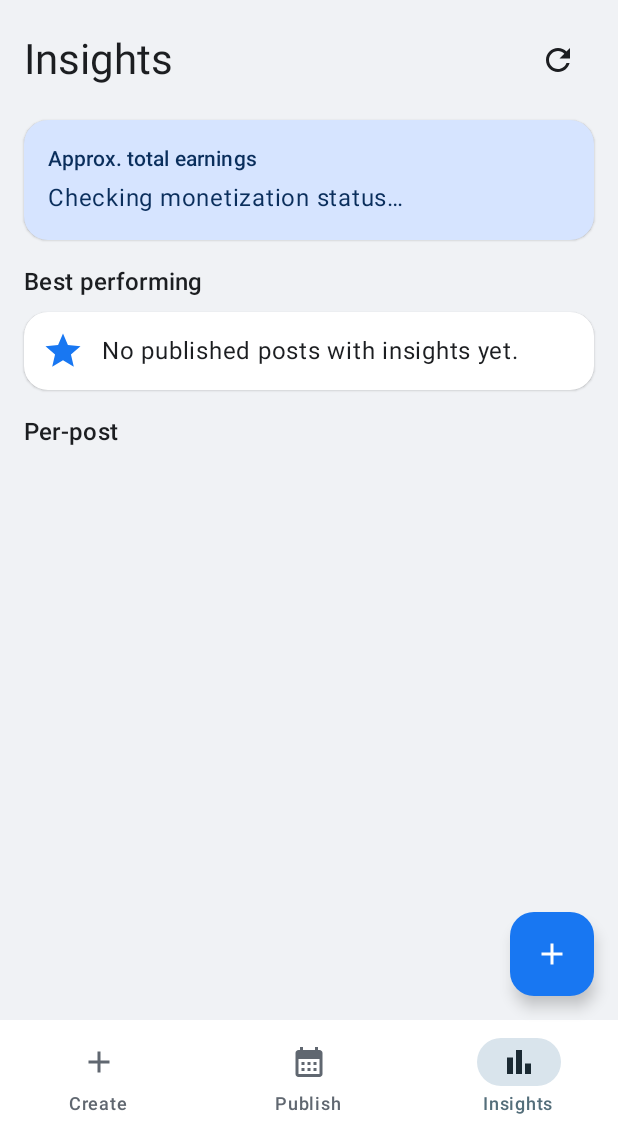
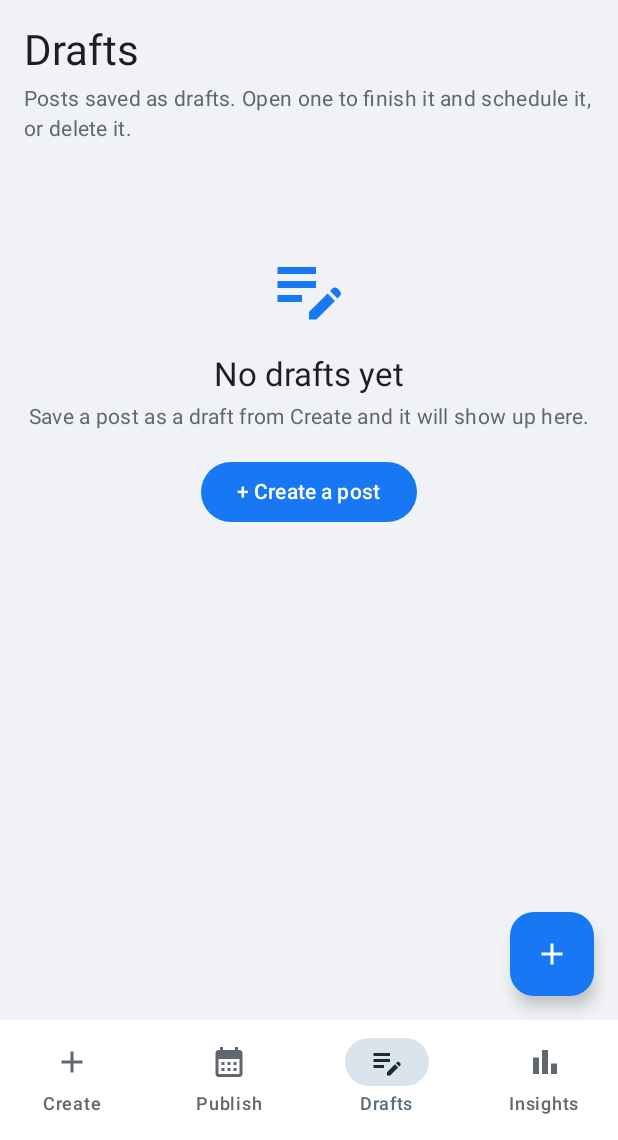
Before and after one commit to KarinaFromAespa/facebook-post-planner, an Android app built with Jetpack Compose: the composable PlannerNav shown on its own in the app's theme, item 3 of the bottom bar chosen, on a phone screen of 412 x 824 dp, the part 96-1236 px from its top. Run offline under Robolectric (Android 15) with nearby library versions, the phone set to English and light mode, and no system bars; our stand-ins replace Room's generated code; 1 statement that could not run was skipped.

Commit message:
Edit scheduled posts, Drafts tab, drafts keep their planned time

```diff
--- a/app/src/main/java/com/facebookpostplanner/MainActivity.kt
+++ b/app/src/main/java/com/facebookpostplanner/MainActivity.kt
@@ -10,6 +10,7 @@ import androidx.compose.material.icons.filled.AccountCircle
 import androidx.compose.material.icons.filled.Add
 import androidx.compose.material.icons.filled.BarChart
 import androidx.compose.material.icons.filled.CalendarMonth
+import androidx.compose.material.icons.filled.EditNote
 import androidx.compose.material3.ExperimentalMaterial3Api
 import androidx.compose.material3.FloatingActionButton
 import androidx.compose.material3.FloatingActionButtonDefaults
@@ -24,13 +25,18 @@ import androidx.compose.material3.TopAppBar
 import androidx.compose.material3.TopAppBarDefaults
 import androidx.compose.runtime.Composable
 import androidx.compose.runtime.getValue
+import androidx.compose.runtime.mutableStateOf
+import androidx.compose.runtime.remember
+import androidx.compose.runtime.setValue
 import androidx.compose.ui.Modifier
 import androidx.navigation.compose.NavHost
 import androidx.navigation.compose.composable
 import androidx.navigation.compose.currentBackStackEntryAsState
 import androidx.navigation.compose.rememberNavController
 import com.facebook.CallbackManager
+import com.facebookpostplanner.data.local.Post
 import com.facebookpostplanner.ui.create.CreateScreen
+import com.facebookpostplanner.ui.drafts.DraftsScreen
 import com.facebookpostplanner.ui.insights.InsightsScreen
 import com.facebookpostplanner.ui.page.PageScreen
 import com.facebookpostplanner.ui.publish.PublishScreen
@@ -64,6 +70,7 @@ class MainActivity : ComponentActivity() {
 private enum class Tab(val route: String, val label: String) {
     CREATE("create", "Create"),
     PUBLISH("publish", "Publish"),
+    DRAFTS("drafts", "Drafts"),
     INSIGHTS("insights", "Insights")
 }
 
@@ -74,6 +81,9 @@ private fun PlannerNav(fbCallbackManager: CallbackManager) {
     val backStack by nav.currentBackStackEntryAsState()
     val currentRoute = backStack?.destination?.route
     val currentTab = Tab.entries.firstOrNull { it.route == currentRoute }
+    // The scheduled post being edited, if any — set from Publish's Edit
+    // action, cleared once the edit is saved or abandoned.
+    var postToEdit by remember { mutableStateOf<Post?>(null) }
 
     Scaffold(
         topBar = {
@@ -100,10 +110,11 @@ private fun PlannerNav(fbCallbackManager: CallbackManager) {
             NavigationBar(
                 containerColor = MaterialTheme.colorScheme.surface
             ) {
-                listOf(Tab.CREATE, Tab.PUBLISH, Tab.INSIGHTS).forEach { tab ->
+                listOf(Tab.CREATE, Tab.PUBLISH, Tab.DRAFTS, Tab.INSIGHTS).forEach { tab ->
                     NavigationBarItem(
                         selected = currentTab == tab,
                         onClick = {
+                            if (tab == Tab.CREATE) postToEdit = null
                             nav.navigate(tab.route) {
                                 popUpTo(nav.graph.startDestinationId) { saveState = true }
                                 launchSingleTop = true
@@ -114,6 +125,7 @@ private fun PlannerNav(fbCallbackManager: CallbackManager) {
                             when (tab) {
                                 Tab.CREATE -> Icon(Icons.Default.Add, null)
                                 Tab.PUBLISH -> Icon(Icons.Default.CalendarMonth, null)
+                                Tab.DRAFTS -> Icon(Icons.Default.EditNote, null)
                                 Tab.INSIGHTS -> Icon(Icons.Default.BarChart, null)
                             }
                         },
@@ -126,6 +138,7 @@ private fun PlannerNav(fbCallbackManager: CallbackManager) {
             if (currentTab != Tab.CREATE && currentRoute != "page") {
                 FloatingActionButton(
                     onClick = {
+                        postToEdit = null
                         nav.navigate(Tab.CREATE.route) {
                             popUpTo(nav.graph.startDestinationId) { saveState = true }
                             launchSingleTop = true
@@ -146,23 +159,44 @@ private fun PlannerNav(fbCallbackManager: CallbackManager) {
             modifier = Modifier.padding(padding)
         ) {
             composable(Tab.PUBLISH.route) {
-                PublishScreen(onCreate = {
-                    nav.navigate(Tab.CREATE.route) { launchSingleTop = true }
-                })
+                PublishScreen(
+                    onCreate = {
+                        postToEdit = null
+                        nav.navigate(Tab.CREATE.route) { launchSingleTop = true }
+                    },
+                    onEdit = { post ->
+                        postToEdit = post
+                        nav.navigate(Tab.CREATE.route) { launchSingleTop = true }
+                    }
+                )
             }
             composable(Tab.CREATE.route) {
                 CreateScreen(
                     onDone = {
+                        postToEdit = null
                         nav.navigate(Tab.PUBLISH.route) {
                             popUpTo(nav.graph.startDestinationId) { saveState = true }
                             launchSingleTop = true
                             restoreState = true
                         }
                     },
-                    onConnectPage = { nav.navigate("page") { launchSingleTop = true } }
+                    onConnectPage = { nav.navigate("page") { launchSingleTop = true } },
+                    editPost = postToEdit
                 )
             }
             composable(Tab.INSIGHTS.route) { InsightsScreen() }
+            composable(Tab.DRAFTS.route) {
+                DraftsScreen(
+                    onCreate = {
+                        postToEdit = null
+                        nav.navigate(Tab.CREATE.route) { launchSingleTop = true }
+                    },
+                    onEdit = { post ->
+                        postToEdit = post
+                        nav.navigate(Tab.CREATE.route) { launchSingleTop = true }
+                    }
+                )
+            }
             composable("page") { PageScreen(callbackManager = fbCallbackManager) }
         }
     }
--- a/app/src/main/java/com/facebookpostplanner/data/remote/PlannerApi.kt
+++ b/app/src/main/java/com/facebookpostplanner/data/remote/PlannerApi.kt
@@ -5,8 +5,10 @@ import com.facebookpostplanner.data.local.PostType
 import okhttp3.MultipartBody
 import okhttp3.RequestBody
 import retrofit2.http.Body
+import retrofit2.http.DELETE
 import retrofit2.http.GET
 import retrofit2.http.Multipart
+import retrofit2.http.PATCH
 import retrofit2.http.POST
 import retrofit2.http.Part
 import retrofit2.http.Path
@@ -29,6 +31,17 @@ data class CreatePostRequest(
     val scheduledAt: String?, // ISO-8601, null = draft
     val status: String,
     val publishNow: Boolean = false,
+    val pageId: String? = null
+)
+
+/** Edit a scheduled post or draft: the same fields as create, all optional
+ * except the ones being changed. The backend PATCHes the same post. */
+data class UpdatePostRequest(
+    val type: String? = null,
+    val caption: String? = null,
+    val hashtags: String? = null,
+    val scheduledAt: String? = null,
+    val status: String? = null,
     val pageId: String? = null
 )
 
@@ -79,6 +92,12 @@ interface PlannerApi {
     @POST("api/posts")
     suspend fun createPost(@Body req: CreatePostRequest): PostDto
 
+    @PATCH("api/posts/{id}")
+    suspend fun updatePost(@Path("id") id: String, @Body req: UpdatePostRequest): PostDto
+
+    @DELETE("api/posts/{id}/media")
+    suspend fun clearMedia(@Path("id") id: String): PostDto
+
     @Multipart
     @POST("api/posts/{id}/media")
     suspend fun uploadMedia(
--- /dev/null
+++ b/app/src/main/java/com/facebookpostplanner/ui/drafts/DraftsScreen.kt
@@ -0,0 +1,100 @@
+package com.facebookpostplanner.ui.drafts
+
+import androidx.compose.foundation.layout.Column
+import androidx.compose.foundation.layout.PaddingValues
+import androidx.compose.foundation.layout.Spacer
+import androidx.compose.foundation.layout.fillMaxSize
+import androidx.compose.foundation.layout.fillMaxWidth
+import androidx.compose.foundation.layout.height
+import androidx.compose.foundation.layout.padding
+import androidx.compose.foundation.layout.size
+import androidx.compose.foundation.lazy.LazyColumn
+import androidx.compose.foundation.lazy.items
+import androidx.compose.material.icons.Icons
+import androidx.compose.material.icons.filled.EditNote
+import androidx.compose.material3.Button
+import androidx.compose.material3.Icon
+import androidx.compose.material3.MaterialTheme
+import androidx.compose.material3.Text
+import androidx.compose.runtime.Composable
+import androidx.compose.runtime.collectAsState
+import androidx.compose.runtime.getValue
+import androidx.compose.ui.Alignment
+import androidx.compose.ui.Modifier
+import androidx.compose.ui.text.style.TextAlign
+import androidx.compose.ui.unit.dp
+import androidx.lifecycle.viewmodel.compose.viewModel
+import com.facebookpostplanner.data.local.Post
+import com.facebookpostplanner.ui.components.PostCard
+
+/**
+ * Drafts tab — a dedicated place to see saved drafts, like Buffer.
+ * A draft has Edit (finish it in Create, then schedule it) and Delete.
+ * Drafts are separate from the queue: they have no time and never publish
+ * until the user schedules them.
+ */
+@Composable
+fun DraftsScreen(
+    onCreate: () -> Unit,
+    onEdit: (Post) -> Unit = {},
+    vm: DraftsViewModel = viewModel()
+) {
+    val drafts by vm.drafts.collectAsState(initial = emptyList())
+
+    Column(Modifier.fillMaxSize()) {
+        Text(
+            "Drafts",
+            style = MaterialTheme.typography.headlineMedium,
+            modifier = Modifier.padding(start = 16.dp, end = 16.dp, top = 16.dp)
+        )
+        Text(
+            "Posts saved as drafts. Open one to finish it and schedule it, or delete it.",
+            style = MaterialTheme.typography.bodyMedium,
+            color = MaterialTheme.colorScheme.onSurfaceVariant,
+            modifier = Modifier.padding(horizontal = 16.dp, vertical = 4.dp)
+        )
+        LazyColumn(
+            Modifier.fillMaxSize(),
+            contentPadding = PaddingValues(16.dp),
+            verticalArrangement = androidx.compose.foundation.layout.Arrangement.spacedBy(16.dp)
+        ) {
+            if (drafts.isEmpty()) {
+                item {
+                    Column(
+                        Modifier.fillMaxWidth().padding(top = 48.dp),
+                        horizontalAlignment = Alignment.CenterHorizontally
+                    ) {
+                        Icon(
+                            Icons.Default.EditNote, contentDescription = null,
+                            modifier = Modifier.size(56.dp),
+                            tint = MaterialTheme.colorScheme.primary
+                        )
+                        Spacer(Modifier.height(16.dp))
+                        Text(
+                            "No drafts yet",
+                            style = MaterialTheme.typography.titleLarge,
+                            textAlign = TextAlign.Center
+                        )
+                        Spacer(Modifier.height(4.dp))
+                        Text(
+                            "Save a post as a draft from Create and it will show up here.",
+                            style = MaterialTheme.typography.bodyMedium,
+                            color = MaterialTheme.colorScheme.onSurfaceVariant,
+                            textAlign = TextAlign.Center
+                        )
+                        Spacer(Modifier.height(16.dp))
+                        Button(onClick = onCreate) { Text("+ Create a post") }
+                    }
+                }
+            }
+            items(drafts) { post ->
+                PostCard(
+                    post = post,
+                    onDelete = { vm.delete(post) },
+                    onEdit = { onEdit(post) },
+                    onPublishNow = { vm.publishNow(post) }
+                )
+            }
+        }
+    }
+}
--- /dev/null
+++ b/app/src/main/java/com/facebookpostplanner/ui/drafts/DraftsViewModel.kt
@@ -0,0 +1,24 @@
+package com.facebookpostplanner.ui.drafts
+
+import android.app.Application
+import androidx.lifecycle.AndroidViewModel
+import androidx.lifecycle.viewModelScope
+import com.facebookpostplanner.data.PlannerRepository
+import com.facebookpostplanner.data.local.Post
+import kotlinx.coroutines.flow.Flow
+import kotlinx.coroutines.launch
+
+class DraftsViewModel(app: Application) : AndroidViewModel(app) {
+    private val repo = PlannerRepository(app)
+
+    val drafts: Flow<List<Post>> = repo.drafts()
+
+    fun delete(post: Post) = viewModelScope.launch {
+        repo.deletePost(post.id)
+    }
+
+    /** Publish a draft right now, bypassing the queue. */
+    fun publishNow(post: Post) = viewModelScope.launch {
+        runCatching { repo.publishNow(post) }
+    }
+}
--- a/app/src/main/java/com/facebookpostplanner/ui/publish/PublishScreen.kt
+++ b/app/src/main/java/com/facebookpostplanner/ui/publish/PublishScreen.kt
@@ -52,10 +52,10 @@ private val dateFmt = SimpleDateFormat("EEEE, d MMMM", Locale.getDefault())
 @Composable
 fun PublishScreen(
     onCreate: () -> Unit,
+    onEdit: (com.facebookpostplanner.data.local.Post) -> Unit = {},
     vm: PublishViewModel = viewModel()
 ) {
     val queue by vm.queue.collectAsState(initial = emptyList())
-    val drafts by vm.drafts.collectAsState(initial = emptyList())
     val paused by vm.paused.collectAsState()
     val error by vm.error.collectAsState()
     val slots = vm.todaySlots()
@@ -130,7 +130,7 @@ fun PublishScreen(
             contentPadding = PaddingValues(16.dp),
             verticalArrangement = Arrangement.spacedBy(16.dp)
         ) {
-            if (slotsWithPosts.isEmpty() && drafts.isEmpty()) {
+            if (slotsWithPosts.isEmpty()) {
                 item {
                     Column(
                         Modifier.fillMaxWidth().padding(top = 48.dp),
@@ -191,20 +191,13 @@ fun PublishScreen(
                             // let a tap publish it ahead of time by mistake.
                             onPublishNow = { vm.publishNow(post) },
                             onDelete = { vm.delete(post) },
-                            onRetry = if (post.status == PostStatus.FAILED) ({ vm.publishNow(post) }) else null
+                            onRetry = if (post.status == PostStatus.FAILED) ({ vm.publishNow(post) }) else null,
+                            onEdit = if (post.status == PostStatus.SCHEDULED || post.status == PostStatus.FAILED) ({ onEdit(post) }) else null
                         )
                         Spacer(Modifier.height(10.dp))
                     }
                 }
             }
-            if (drafts.isNotEmpty()) {
-                item {
-                    Text("Drafts", style = MaterialTheme.typography.titleMedium)
-                }
-                items(drafts) { post ->
-                    PostCard(post = post, onDelete = { vm.delete(post) })
-                }
-            }
         }
     }
 }
```
Also changed, not shown: app/src/main/java/com/facebookpostplanner/data/PlannerRepository.kt (+57 -3 lines), app/src/main/java/com/facebookpostplanner/ui/components/PostCard.kt (+8 -1 lines), app/src/main/java/com/facebookpostplanner/ui/create/CreateScreen.kt (+52 -12 lines), app/src/main/java/com/facebookpostplanner/ui/create/CreateViewModel.kt (+22 -2 lines).
